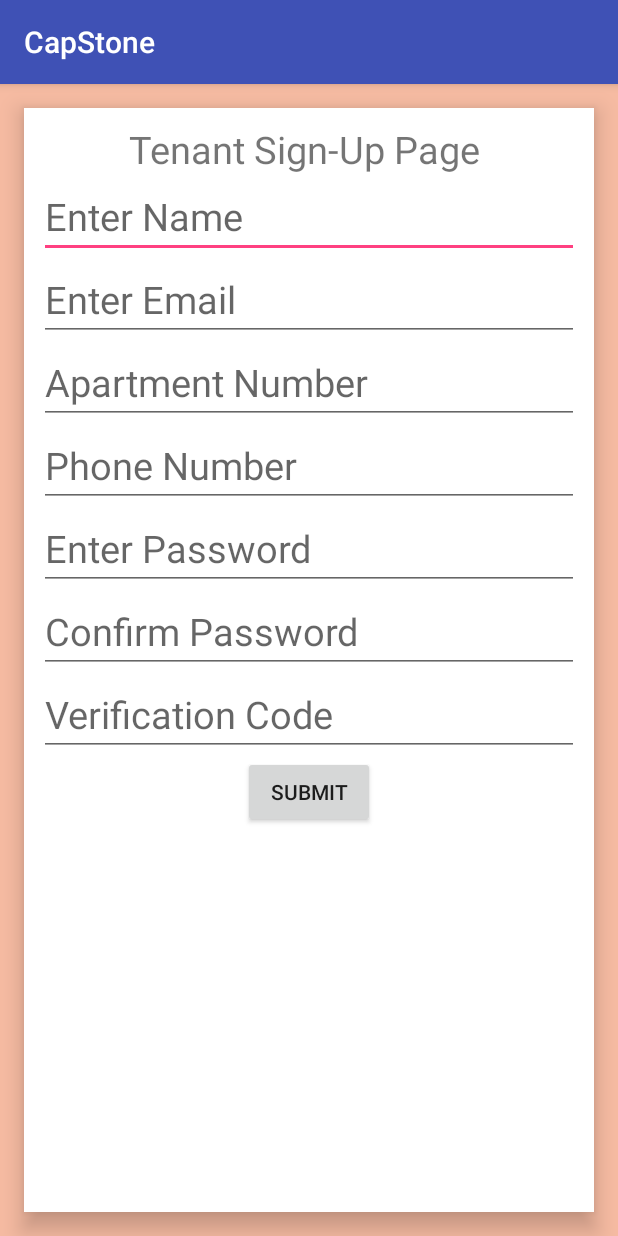
After one commit to jervona/Abode, an Android app: the TenantSignUpActivity screen opened directly, with no data from a screen before it, on a phone screen of 412 x 824 dp. The commit adds this screen. Run offline under Robolectric (Android 15) with nearby library versions, the phone set to English and light mode, and no system bars.

Commit message:
Added LL and Tenant Sign-up Activites

```diff
--- a/app/build.gradle
+++ b/app/build.gradle
@@ -35,5 +35,9 @@ dependencies {
     compile 'com.jakewharton:butterknife:8.8.1'
     annotationProcessor 'com.jakewharton:butterknife-compiler:8.8.1'
 
+    compile 'com.android.support:appcompat-v7:26.1.0'
+    compile 'com.android.support:cardview-v7:26.1.0'
+    compile 'com.android.support:recyclerview-v7:26.1.0'
+
 }
 apply plugin: 'com.google.gms.google-services'
--- /dev/null
+++ b/app/src/main/java/nyc/c4q/capstone/TenantSignUpActivity.java
@@ -0,0 +1,39 @@
+package nyc.c4q.capstone;
+
+import android.content.Intent;
+import android.support.v7.app.AppCompatActivity;
+import android.os.Bundle;
+import android.view.View;
+import android.widget.Button;
+
+public class TenantSignUpActivity extends AppCompatActivity {
+
+    private Button tenantSignUp;
+
+    @Override
+    protected void onCreate(Bundle savedInstanceState) {
+        super.onCreate(savedInstanceState);
+        setContentView(R.layout.activity_tenant_sign_up);
+
+        tenantSignUp = (Button)findViewById(R.id.tenant_signup);
+
+
+        tenantSignUp.setOnClickListener(new View.OnClickListener() {
+            @Override
+            public void onClick(View view) {
+
+                Intent intent = new Intent(TenantSignUpActivity.this, SignInActivity.class);
+                startActivity(intent);
+
+            }
+        });
+
+
+
+
+            }
+
+
+
+
+}
--- /dev/null
+++ b/app/src/main/res/layout/activity_tenant_sign_up.xml
@@ -0,0 +1,100 @@
+<?xml version="1.0" encoding="utf-8"?>
+<android.support.constraint.ConstraintLayout xmlns:android="http://schemas.android.com/apk/res/android"
+    xmlns:app="http://schemas.android.com/apk/res-auto"
+    xmlns:tools="http://schemas.android.com/tools"
+    android:layout_width="match_parent"
+    android:layout_height="match_parent"
+    tools:context="nyc.c4q.capstone.TenantSignUpActivity"
+    android:background="#F6BBA2">
+
+
+
+    <LinearLayout
+        android:layout_width="match_parent"
+        android:layout_height="match_parent"
+        android:orientation="vertical"
+        android:padding="10dp"
+        android:layout_marginRight="8dp"
+        android:layout_marginLeft="8dp"
+        android:layout_marginBottom="4dp"
+        android:layout_margin="16dp"
+        android:elevation="9dp"
+        android:background="#FFFFFF">
+
+    <TextView
+        android:id="@+id/tenantTitle"
+        android:layout_gravity="center"
+        android:layout_width="wrap_content"
+        android:layout_height="wrap_content"
+        android:textSize="25sp"
+        android:text="Tenant Sign-Up Page "/>
+
+
+
+        <EditText
+            android:id="@+id/tenant_name"
+            android:layout_width="match_parent"
+            android:layout_height="wrap_content"
+            android:textSize="25sp"
+            android:hint="Enter Name"/>
+
+        <EditText
+            android:id="@+id/tenant_email"
+            android:layout_width="match_parent"
+            android:layout_height="wrap_content"
+            android:textSize="25sp"
+            android:hint="Enter Email"/>
+
+        <EditText
+            android:id="@+id/tenant_aptNum"
+            android:layout_width="match_parent"
+            android:layout_height="wrap_content"
+            android:textSize="25sp"
+            android:hint="Apartment Number"/>
+
+        <EditText
+            android:id="@+id/tenant_phone"
+            android:layout_width="match_parent"
+            android:layout_height="wrap_content"
+            android:textSize="25sp"
+            android:hint="Phone Number"/>
+
+        <EditText
+            android:id="@+id/tenantPW"
+            android:layout_width="match_parent"
+            android:layout_height="wrap_content"
+            android:textSize="25sp"
+            android:hint="Enter Password"/>
+
+        <EditText
+            android:id="@+id/tenant_confirmPW"
+            android:layout_width="match_parent"
+            android:layout_height="wrap_content"
+            android:textSize="25sp"
+            android:hint="Confirm Password"/>
+
+        <EditText
+            android:id="@+id/verification_code"
+            android:layout_width="match_parent"
+            android:layout_height="wrap_content"
+            android:textSize="25sp"
+            android:hint="Verification Code"/>
+
+        <Button
+            android:id="@+id/tenant_signup"
+            android:layout_gravity="center"
+            android:layout_width="wrap_content"
+            android:layout_height="wrap_content"
+            android:text="Submit"
+
+            />
+
+
+
+
+
+
+
+    </LinearLayout>
+
+</android.support.constraint.ConstraintLayout>
--- a/app/src/main/res/layout/splash.xml
+++ b/app/src/main/res/layout/splash.xml
@@ -6,8 +6,8 @@
     >
 
     <LinearLayout
-        android:layout_width="match_parent"
-        android:layout_height="match_parent"
+        android:layout_width="wrap_content"
+        android:layout_height="wrap_content"
         android:background="@drawable/building"
         android:layout_gravity="center">
 
```
Also changed, not shown: app/src/main/AndroidManifest.xml (+4 -3 lines), app/src/main/java/nyc/c4q/capstone/LandLordSignUpActivity.java (added, +35 -0 lines), app/src/main/java/nyc/c4q/capstone/MainActivity.java (+4 -4 lines), app/src/main/java/nyc/c4q/capstone/SignInActivity.java (+12 -4 lines), app/src/main/res/layout/activity_land_lord_sign_up.xml (added, +86 -0 lines), app/src/main/res/layout/activity_sign_in.xml (+19 -6 lines), app/src/main/res/layout/fragment_dash_board.xml (+170 -3 lines), app/src/main/res/layout/splash_layout.xml (+1 -6 lines), app/src/main/res/drawable/dash.png (added), app/src/main/res/drawable/docs.png (added), app/src/main/res/drawable/maintenance.png (added), app/src/main/res/drawable/nyc.png (added), app/src/main/res/drawable/payment.png (added).
